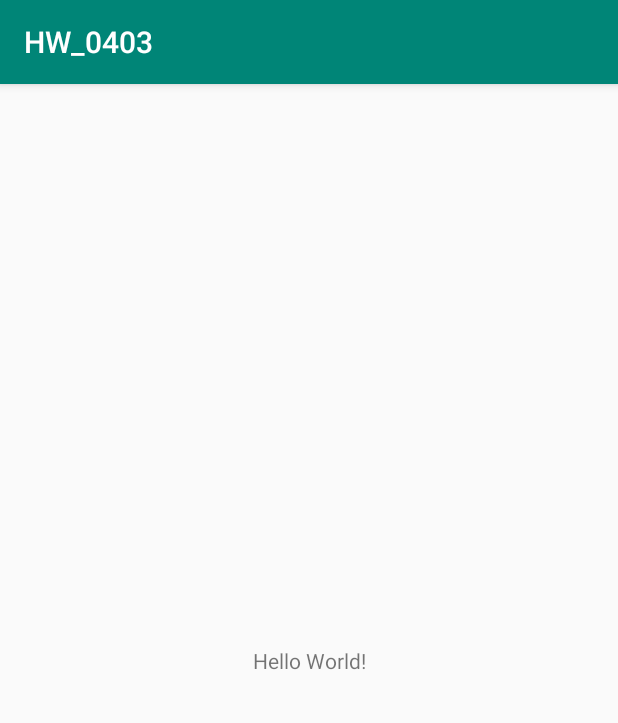
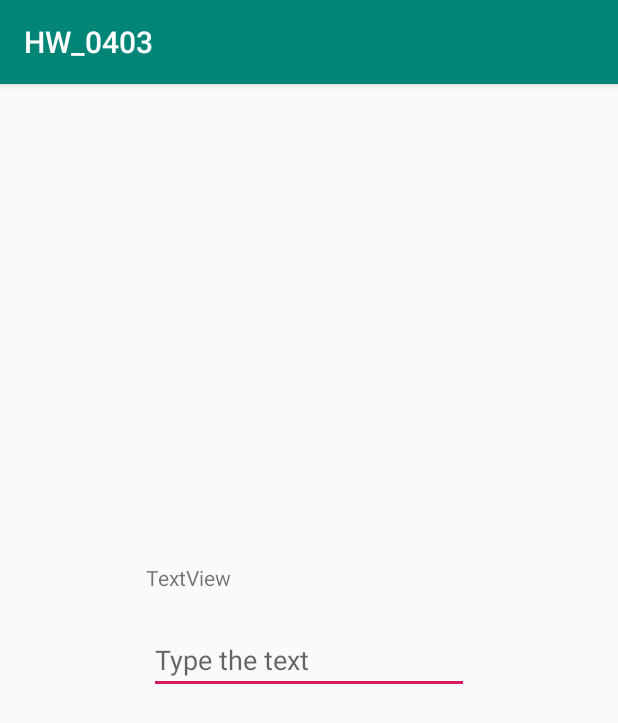
Before and after one commit to p-knaulksmeg/HW_0403, an Android app: the screen it shows after launch (MainActivity), on a phone screen of 412 x 824 dp. Shown: the top 723 px of the screen. Run offline under Robolectric (Android 15) with nearby library versions, the phone set to English and light mode, and no system bars.

Commit message:
Simple fragment created

```diff
--- /dev/null
+++ b/app/src/main/java/by/paulk/hw_0403/SimpleFragment.java
@@ -0,0 +1,61 @@
+package by.paulk.hw_0403;
+
+import android.os.Bundle;
+import android.support.v4.app.Fragment;
+import android.text.Editable;
+import android.text.TextWatcher;
+import android.view.LayoutInflater;
+import android.view.View;
+import android.view.ViewGroup;
+import android.support.annotation.NonNull;
+import android.widget.EditText;
+import android.widget.TextView;
+
+
+public class SimpleFragment extends Fragment {
+
+    private EditText editText;
+    private TextView textView;
+
+    @Override
+    public View onCreateView(@NonNull LayoutInflater inflater, ViewGroup container, Bundle savedInstanceState) {
+        return inflater.inflate(R.layout.fragment_simple, container, false);
+    }
+
+    @Override
+    public void onViewCreated(@NonNull View view, Bundle savedInstanceState) {
+
+        editText = view.findViewById(R.id.editText);
+        textView = view.findViewById(R.id.textView);
+
+        if (savedInstanceState != null) {
+            textView.setText(savedInstanceState.getString("EXPRESSION"));
+        }
+
+        editText.addTextChangedListener(new TextWatcher() {
+            @Override
+            public void onTextChanged(CharSequence sequence, int start, int before, int count) {
+
+            }
+
+            @Override
+            public void beforeTextChanged(CharSequence sequence, int start, int count, int after) {
+
+            }
+
+            @Override
+            public void afterTextChanged(Editable sequence) {
+
+                textView.setText(sequence);
+            }
+        });
+    }
+
+    @Override
+    public void onSaveInstanceState(@NonNull Bundle outState) {
+        super.onSaveInstanceState(outState);
+
+        outState.putString("EXPRESSION", textView.getText().toString());
+    }
+
+}
--- a/app/src/main/res/layout/activity_main.xml
+++ b/app/src/main/res/layout/activity_main.xml
@@ -6,13 +6,10 @@
     android:layout_height="match_parent"
     tools:context=".MainActivity">
 
-    <TextView
-        android:layout_width="wrap_content"
-        android:layout_height="wrap_content"
-        android:text="Hello World!"
-        app:layout_constraintBottom_toBottomOf="parent"
-        app:layout_constraintLeft_toLeftOf="parent"
-        app:layout_constraintRight_toRightOf="parent"
-        app:layout_constraintTop_toTopOf="parent" />
+    <fragment
+        android:id="@+id/fragment"
+        android:name="by.paulk.hw_0403.SimpleFragment"
+        android:layout_width="match_parent"
+        android:layout_height="match_parent" />
 
 </android.support.constraint.ConstraintLayout>
--- /dev/null
+++ b/app/src/main/res/layout/fragment_simple.xml
@@ -0,0 +1,30 @@
+<?xml version="1.0" encoding="utf-8"?>
+<android.support.constraint.ConstraintLayout xmlns:android="http://schemas.android.com/apk/res/android"
+    xmlns:app="http://schemas.android.com/apk/res-auto"
+    xmlns:tools="http://schemas.android.com/tools"
+    android:layout_width="match_parent"
+    android:layout_height="match_parent">
+
+    <EditText
+        android:id="@+id/editText"
+        android:layout_width="wrap_content"
+        android:layout_height="wrap_content"
+        android:ems="10"
+        android:hint="Type the text"
+        android:inputType="textPersonName"
+        app:layout_constraintBottom_toBottomOf="parent"
+        app:layout_constraintEnd_toEndOf="parent"
+        app:layout_constraintHorizontal_bias="0.5"
+        app:layout_constraintStart_toStartOf="parent"
+        app:layout_constraintTop_toTopOf="parent" />
+
+    <TextView
+        android:id="@+id/textView"
+        android:layout_width="218dp"
+        android:layout_height="34dp"
+        android:layout_marginBottom="8dp"
+        android:text="TextView"
+        app:layout_constraintBottom_toTopOf="@+id/editText"
+        app:layout_constraintEnd_toEndOf="@+id/editText"
+        app:layout_constraintStart_toStartOf="@+id/editText" />
+</android.support.constraint.ConstraintLayout>
```
